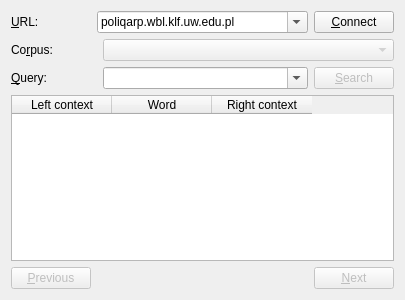
Qt form src/poliqarpwidget.ui (jsbien/djview-poliqarp_fork) before a commit.
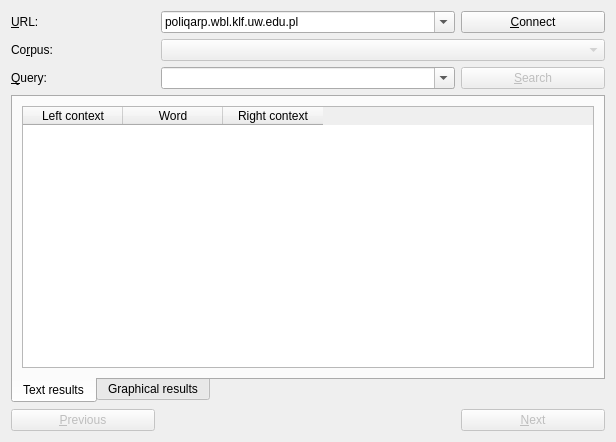
The same form after that commit.

Commit message: Placeholder for DjVu results.

The edit to the form file:
```diff
--- a/src/poliqarpwidget.ui
+++ b/src/poliqarpwidget.ui
@@ -6,8 +6,8 @@
    <rect>
     <x>0</x>
     <y>0</y>
-    <width>405</width>
-    <height>300</height>
+    <width>616</width>
+    <height>442</height>
    </rect>
   </property>
   <property name="windowTitle">
@@ -24,6 +24,29 @@
      </property>
     </widget>
    </item>
+   <item row="0" column="1" colspan="2">
+    <widget class="QComboBox" name="urlCombo">
+     <property name="sizePolicy">
+      <sizepolicy hsizetype="Expanding" vsizetype="Fixed">
+       <horstretch>0</horstretch>
+       <verstretch>0</verstretch>
+      </sizepolicy>
+     </property>
+     <property name="editable">
+      <bool>true</bool>
+     </property>
+     <item>
+      <property name="text">
+       <string>poliqarp.wbl.klf.uw.edu.pl</string>
+      </property>
+     </item>
+     <item>
+      <property name="text">
+       <string>poliqarp.kanji.klf.uw.edu.pl</string>
+      </property>
+     </item>
+    </widget>
+   </item>
    <item row="0" column="3">
     <widget class="QPushButton" name="connectButton">
      <property name="text">
@@ -41,7 +64,7 @@
      </property>
     </widget>
    </item>
-   <item row="1" column="2" colspan="2">
+   <item row="1" column="1" colspan="3">
     <widget class="QComboBox" name="corpusCombo">
      <property name="enabled">
       <bool>false</bool>
@@ -64,6 +87,19 @@
      </property>
     </widget>
    </item>
+   <item row="2" column="1" colspan="2">
+    <widget class="QComboBox" name="queryCombo">
+     <property name="sizePolicy">
+      <sizepolicy hsizetype="Expanding" vsizetype="Fixed">
+       <horstretch>0</horstretch>
+       <verstretch>0</verstretch>
+      </sizepolicy>
+     </property>
+     <property name="editable">
+      <bool>true</bool>
+     </property>
+    </widget>
+   </item>
    <item row="2" column="3">
     <widget class="QPushButton" name="searchButton">
      <property name="enabled">
@@ -74,8 +110,21 @@
      </property>
     </widget>
    </item>
-   <item row="4" column="0" colspan="4">
-    <widget class="QTableWidget" name="resultTableWidget">
+   <item row="3" column="0" colspan="4">
+    <widget class="QTabWidget" name="resultWidget">
+     <property name="tabPosition">
+      <enum>QTabWidget::South</enum>
+     </property>
+     <property name="currentIndex">
+      <number>0</number>
+     </property>
+     <widget class="QWidget" name="textTab">
+      <attribute name="title">
+       <string>Text results</string>
+      </attribute>
+      <layout class="QHBoxLayout" name="horizontalLayout">
+       <item>
+        <widget class="QTableWidget" name="textResultTable">
      <property name="editTriggers">
       <set>QAbstractItemView::NoEditTriggers</set>
      </property>
@@ -108,43 +157,21 @@
      </column>
     </widget>
    </item>
-   <item row="0" column="1" colspan="2">
-    <widget class="QComboBox" name="urlCombo">
-     <property name="sizePolicy">
-      <sizepolicy hsizetype="Expanding" vsizetype="Fixed">
-       <horstretch>0</horstretch>
-       <verstretch>0</verstretch>
-      </sizepolicy>
-     </property>
-     <property name="editable">
-      <bool>true</bool>
-     </property>
+      </layout>
+     </widget>
+     <widget class="QWidget" name="graphicalTab">
+      <attribute name="title">
+       <string>Graphical results</string>
+      </attribute>
+      <layout class="QHBoxLayout" name="horizontalLayout_2">
      <item>
-      <property name="text">
-       <string>poliqarp.wbl.klf.uw.edu.pl</string>
-      </property>
-     </item>
-     <item>
-      <property name="text">
-       <string>poliqarp.kanji.klf.uw.edu.pl</string>
-      </property>
-     </item>
-    </widget>
-   </item>
-   <item row="2" column="2">
-    <widget class="QComboBox" name="queryCombo">
-     <property name="sizePolicy">
-      <sizepolicy hsizetype="Expanding" vsizetype="Fixed">
-       <horstretch>0</horstretch>
-       <verstretch>0</verstretch>
-      </sizepolicy>
-     </property>
-     <property name="editable">
-      <bool>true</bool>
-     </property>
+        <widget class="QListView" name="graphicalResultList"/>
+       </item>
+      </layout>
+     </widget>
     </widget>
    </item>
-   <item row="5" column="0">
+   <item row="4" column="0">
     <widget class="QPushButton" name="previousButton">
      <property name="enabled">
       <bool>false</bool>
@@ -154,17 +181,7 @@
      </property>
     </widget>
    </item>
-   <item row="5" column="3">
-    <widget class="QPushButton" name="nextButton">
-     <property name="enabled">
-      <bool>false</bool>
-     </property>
-     <property name="text">
-      <string>&amp;Next</string>
-     </property>
-    </widget>
-   </item>
-   <item row="5" column="1" colspan="2">
+   <item row="4" column="2">
     <widget class="QLabel" name="matchLabel">
      <property name="text">
       <string/>
@@ -174,6 +191,16 @@
      </property>
     </widget>
    </item>
+   <item row="4" column="3">
+    <widget class="QPushButton" name="nextButton">
+     <property name="enabled">
+      <bool>false</bool>
+     </property>
+     <property name="text">
+      <string>&amp;Next</string>
+     </property>
+    </widget>
+   </item>
   </layout>
  </widget>
  <tabstops>
```
Left out of the diff: 1 changed line with no effect on the pictures. Lines whose indentation alone changed are shown as unchanged. The commit also changes 1 other file.
